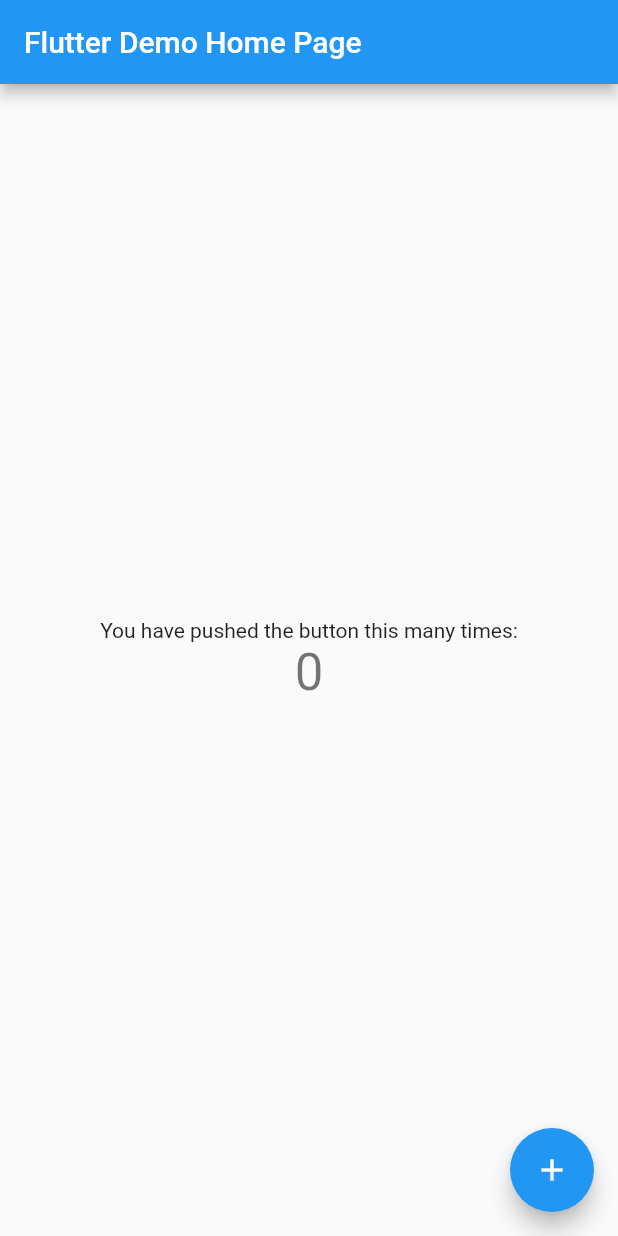
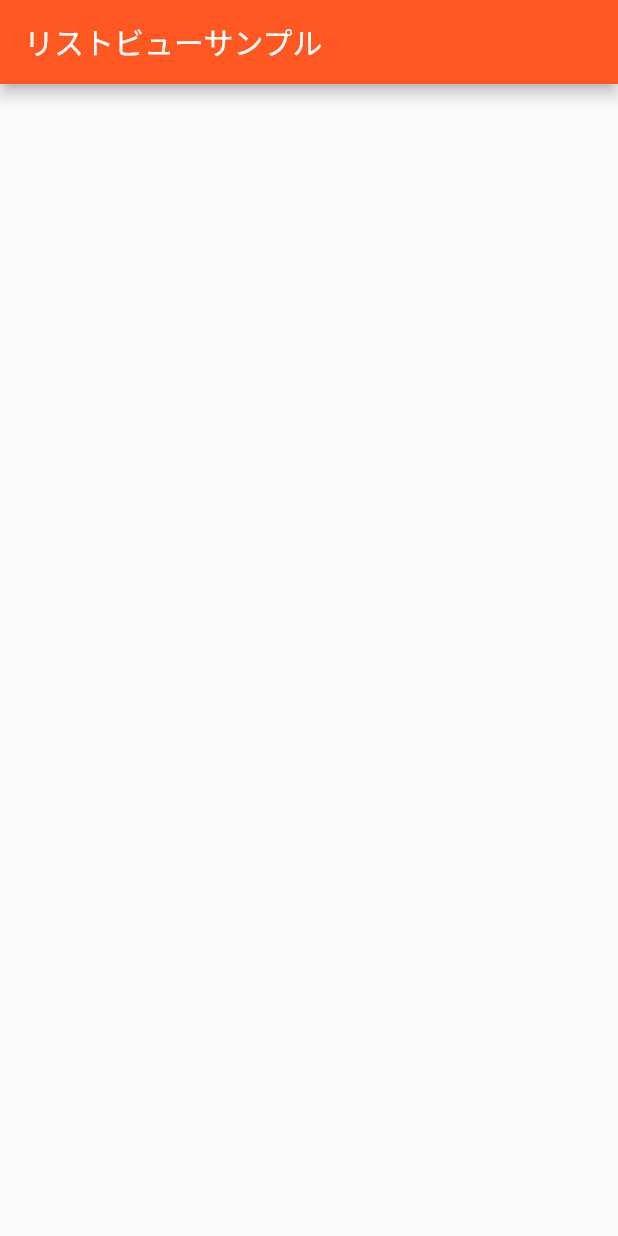
Before and after one commit to Channelsu/listview_deepdive, a Flutter app: the screen it shows after launch, on a phone screen of 412 x 824 dp. Run offline on Flutter 3.47's test engine with Material 2 defaults, Android fonts, the phone set to English and light mode, and no system bars.

Commit message:
トップ土台作成

```diff
--- a/lib/main.dart
+++ b/lib/main.dart
@@ -1,117 +1,38 @@
 import 'package:flutter/material.dart';
 
-void main() {
-  runApp(MyApp());
-}
+void main() => runApp(MyApp());
 
 class MyApp extends StatelessWidget {
-  // This widget is the root of your application.
+  static final String title = 'リストビューサンプル';
+
   @override
   Widget build(BuildContext context) {
     return MaterialApp(
-      title: 'Flutter Demo',
-      theme: ThemeData(
-        // This is the theme of your application.
-        //
-        // Try running your application with "flutter run". You'll see the
-        // application has a blue toolbar. Then, without quitting the app, try
-        // changing the primarySwatch below to Colors.green and then invoke
-        // "hot reload" (press "r" in the console where you ran "flutter run",
-        // or simply save your changes to "hot reload" in a Flutter IDE).
-        // Notice that the counter didn't reset back to zero; the application
-        // is not restarted.
-        primarySwatch: Colors.blue,
-        // This makes the visual density adapt to the platform that you run
-        // the app on. For desktop platforms, the controls will be smaller and
-        // closer together (more dense) than on mobile platforms.
-        visualDensity: VisualDensity.adaptivePlatformDensity,
-      ),
-      home: MyHomePage(title: 'Flutter Demo Home Page'),
+      debugShowCheckedModeBanner: false,
+      title: title,
+      theme: ThemeData(primarySwatch: Colors.deepOrange),
+      home: MainPage(title: title),
     );
   }
 }
-
-class MyHomePage extends StatefulWidget {
-  MyHomePage({Key key, this.title}) : super(key: key);
-
-  // This widget is the home page of your application. It is stateful, meaning
-  // that it has a State object (defined below) that contains fields that affect
-  // how it looks.
-
-  // This class is the configuration for the state. It holds the values (in this
-  // case the title) provided by the parent (in this case the App widget) and
-  // used by the build method of the State. Fields in a Widget subclass are
-  // always marked "final".
-
+class MainPage extends StatefulWidget {
   final String title;
 
+  const MainPage({ @required this.title });
   @override
-  _MyHomePageState createState() => _MyHomePageState();
+  _MainPageState createState() => _MainPageState();
 }
 
-class _MyHomePageState extends State<MyHomePage> {
-  int _counter = 0;
-
-  void _incrementCounter() {
-    setState(() {
-      // This call to setState tells the Flutter framework that something has
-      // changed in this State, which causes it to rerun the build method below
-      // so that the display can reflect the updated values. If we changed
-      // _counter without calling setState(), then the build method would not be
-      // called again, and so nothing would appear to happen.
-      _counter++;
-    });
-  }
+class _MainPageState extends State<MainPage> {
+  int currentIndex = 0;
 
   @override
   Widget build(BuildContext context) {
-    // This method is rerun every time setState is called, for instance as done
-    // by the _incrementCounter method above.
-    //
-    // The Flutter framework has been optimized to make rerunning build methods
-    // fast, so that you can just rebuild anything that needs updating rather
-    // than having to individually change instances of widgets.
     return Scaffold(
       appBar: AppBar(
-        // Here we take the value from the MyHomePage object that was created by
-        // the App.build method, and use it to set our appbar title.
         title: Text(widget.title),
       ),
-      body: Center(
-        // Center is a layout widget. It takes a single child and positions it
-        // in the middle of the parent.
-        child: Column(
-          // Column is also a layout widget. It takes a list of children and
-          // arranges them vertically. By default, it sizes itself to fit its
-          // children horizontally, and tries to be as tall as its parent.
-          //
-          // Invoke "debug painting" (press "p" in the console, choose the
-          // "Toggle Debug Paint" action from the Flutter Inspector in Android
-          // Studio, or the "Toggle Debug Paint" command in Visual Studio Code)
-          // to see the wireframe for each widget.
-          //
-          // Column has various properties to control how it sizes itself and
-          // how it positions its children. Here we use mainAxisAlignment to
-          // center the children vertically; the main axis here is the vertical
-          // axis because Columns are vertical (the cross axis would be
-          // horizontal).
-          mainAxisAlignment: MainAxisAlignment.center,
-          children: <Widget>[
-            Text(
-              'You have pushed the button this many times:',
-            ),
-            Text(
-              '$_counter',
-              style: Theme.of(context).textTheme.headline4,
-            ),
-          ],
-        ),
-      ),
-      floatingActionButton: FloatingActionButton(
-        onPressed: _incrementCounter,
-        tooltip: 'Increment',
-        child: Icon(Icons.add),
-      ), // This trailing comma makes auto-formatting nicer for build methods.
+      body: Container(),
     );
   }
 }
```
